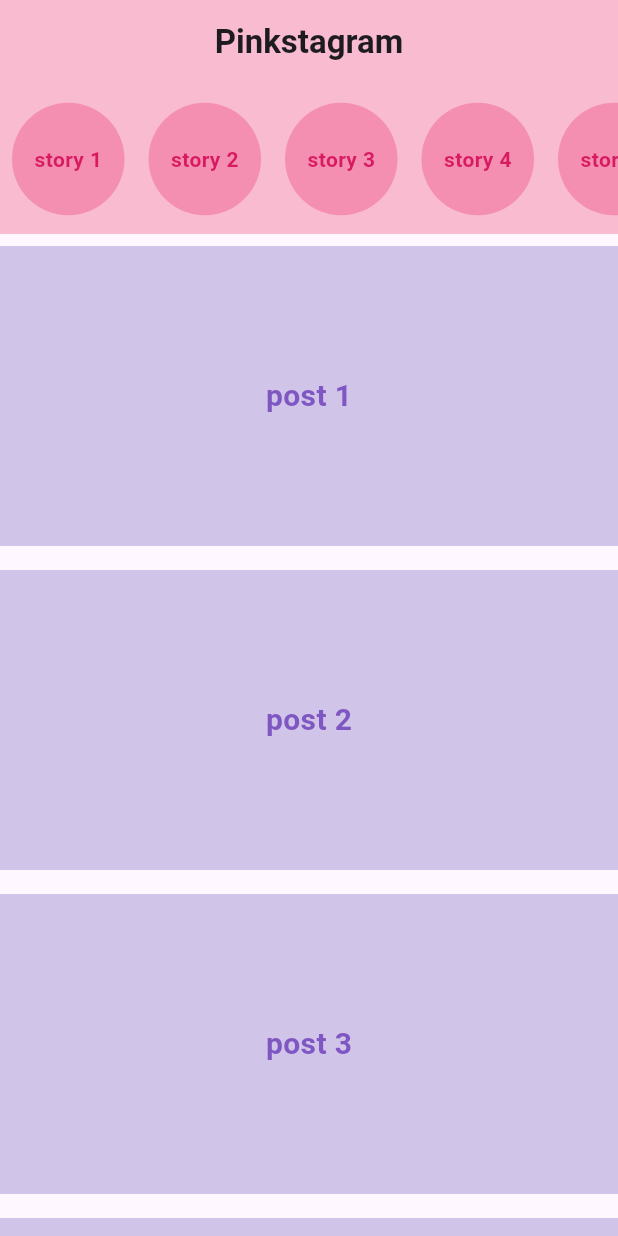
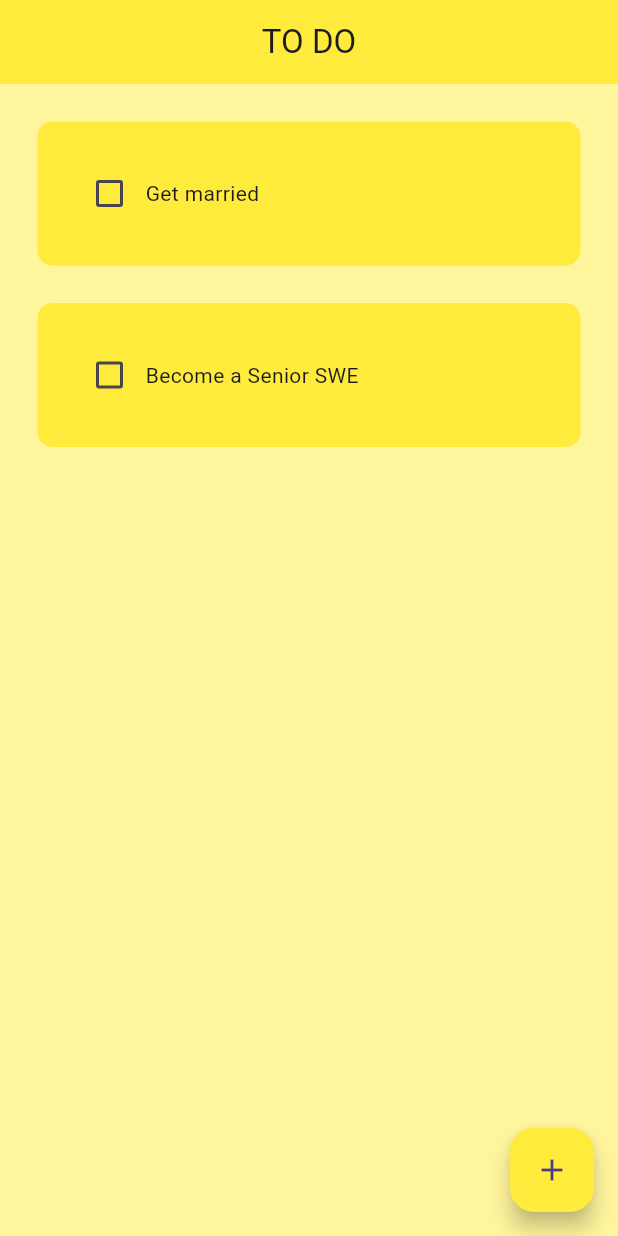
Before and after one commit to redredcodes/yt_tuts, a Flutter app: the screen it shows after launch, on a phone screen of 412 x 824 dp. Run offline on Flutter 3.47's test engine with Material 3 defaults, Android fonts, the phone set to English and light mode, and no system bars; drawn by our look-alikes of flutter_slidable; our stand-ins replace hive_flutter; accounts and stored records are empty.

Commit message:
lfakjdsfl;ja

```diff
--- /dev/null
+++ b/lib/Data/database.dart
@@ -0,0 +1,26 @@
+import 'package:hive_flutter/hive_flutter.dart';
+
+class ToDoDataBase {
+  List toDoList = [];
+
+  // reference our box
+  final _myBox = Hive.box('myBox');
+
+  // run this method if this is the 1st time ever opening this app
+  void createInitialData() {
+    toDoList = [
+      ['Get married', false],
+      ['Become a Senior SWE', false],
+    ];
+  }
+
+  // load the data from the database
+  void loadData() {
+     toDoList = _myBox.get('TODOLIST');
+  }
+
+  // update the database
+  void updateDataBase(){
+    _myBox.put('TODOLIST', toDoList);
+  }
+}
--- a/lib/circle.dart
+++ /dev/null
@@ -1,33 +0,0 @@
-import 'package:flutter/material.dart';
-
-class MyCircle extends StatelessWidget {
-  const MyCircle({super.key, required this.child});
-
-  final String child;
-
-  @override
-  Widget build(BuildContext context) {
-    return Padding(
-      padding: const EdgeInsets.all(8.0),
-      child: Center(
-        child: Container(
-          height: 75,
-          width: 75,
-          decoration: BoxDecoration(
-            color: Colors.pink[200],
-            shape: BoxShape.circle,
-          ),
-          child: Center(
-            child: Text(
-              child,
-              style: TextStyle(
-                  fontWeight: FontWeight.bold,
-                  color: Colors.pink[600]
-              ),
-            ),
-          ),
-        ),
-      ),
-    );
-  }
-}
--- a/lib/home.dart
+++ /dev/null
@@ -1,67 +0,0 @@
-import 'package:flutter/material.dart';
-import 'package:yt_tuts/widgets.dart';
-
-import 'circle.dart';
-
-class Home extends StatelessWidget {
-  const Home({super.key});
-
-  @override
-  Widget build(BuildContext context) {
-    final List _posts = [
-      'post 1',
-      'post 2',
-      'post 3',
-      'post 4',
-      'post 5',
-      'post 6'
-    ];
-    final List _stories = [
-      'story 1',
-      'story 2',
-      'story 3',
-      'story 4',
-      'story 5',
-      'story 6'
-    ];
-
-    return Scaffold(
-        appBar: AppBar(
-          backgroundColor: Colors.pink[100],
-          centerTitle: true,
-          title: const Text('Pinkstagram', style: TextStyle(fontWeight: FontWeight.bold),),
-        ),
-        body: SafeArea(
-          child: Column(
-                children: [
-          /// instagram stories
-          Container(
-            color: Colors.pink[100],
-            height: 100,
-            child: ListView.builder(
-              scrollDirection: Axis.horizontal,
-              itemCount: _stories.length,
-              itemBuilder: (context, index) {
-                return MyCircle(
-                  child: _stories[index] ,
-                );
-              },
-            ),
-          ),
-
-          /// instagram posts
-          Expanded(
-            flex: 4,
-            child: ListView.builder(
-                itemCount: _posts.length,
-                itemBuilder: (context, index) {
-                  return MySquare(
-                    child: _posts[index],
-                  );
-                }),
-          ),
-                ],
-              ),
-        ));
-  }
-}
--- a/lib/main.dart
+++ b/lib/main.dart
@@ -1,18 +1,29 @@
 import 'package:flutter/material.dart';
-import 'package:yt_tuts/home.dart';
+import 'package:hive_flutter/hive_flutter.dart';
+import 'package:yt_tuts/pages/todo_page.dart';
 
-void main(){
-  runApp(const ListViewApp());
+void main() async {
+
+  // init (initialize) the hive
+  Hive.initFlutter();
+
+  // open a box
+  var box = await Hive.openBox('myBox');
+
+  runApp(ToDoApp());
 }
 
-class ListViewApp extends StatelessWidget{
-  const ListViewApp({super.key});
-
+class ToDoApp extends StatelessWidget{
   @override
   Widget build(BuildContext context) {
-   return const MaterialApp(
-     debugShowCheckedModeBanner: false,
-     home: Home(),
-   );
+    return MaterialApp( debugShowCheckedModeBanner: false,
+      home: TodoPage(),
+      theme: ThemeData(
+        primarySwatch: Colors.yellow,
+        floatingActionButtonTheme: FloatingActionButtonThemeData(
+          backgroundColor: Colors.yellow
+        )
+      ),
+    );
   }
 }
--- /dev/null
+++ b/lib/pages/todo_page.dart
@@ -0,0 +1,99 @@
+import 'package:flutter/material.dart';
+import 'package:hive_flutter/hive_flutter.dart';
+import 'package:yt_tuts/Data/database.dart';
+import 'package:yt_tuts/utilities/dialog_box.dart';
+
+import '../utilities/todo_tile.dart';
+
+class TodoPage extends StatefulWidget {
+  const TodoPage({super.key});
+
+  @override
+  State<TodoPage> createState() => _TodoPageState();
+}
+
+class _TodoPageState extends State<TodoPage> {
+  // reference the hive box
+  final _myBox = Hive.box('myBox');
+  ToDoDataBase db = ToDoDataBase();
+
+  @override
+  void initState() {
+    // if this is the first time opening the app, then create default data
+    if (_myBox.get('TODOLIST') == null){
+      db.createInitialData();
+    } else {
+      // there already exists data
+      db.loadData();
+    }
+    super.initState();
+  }
+
+  // controller
+  final _controller = TextEditingController();
+
+
+  // checkbox was tapped
+  void checkBoxChanged(bool? value, int index) {
+    setState(() {
+      db.toDoList[index][1] = !db.toDoList[index][1];
+    });
+    db.updateDataBase();
+  }
+
+  // save new task
+  void saveNewTask(){
+    setState(() {
+      db.toDoList.add([_controller.text, false]);
+    });
+    Navigator.of(context).pop();
+    db.updateDataBase();
+  }
+
+  // create a new task
+  void createNewTask() {
+    showDialog(
+        context: context,
+        builder: (context) {
+          return DialogBox(
+            controller: _controller,
+            onSave: saveNewTask,
+            onCancel: () {Navigator.of(context).pop();},
+          );
+        }
+        );
+  }
+
+  // delete task
+  void deleteTask(int index){
+    setState(() {
+      db.toDoList.removeAt(index);
+    });
+    db.updateDataBase();
+  }
+
+  @override
+  Widget build(BuildContext context) {
+    return Scaffold(
+      backgroundColor: Colors.yellow[200],
+      appBar: AppBar(
+        backgroundColor: Colors.yellow,
+        title: Text('TO DO'),
+        centerTitle: true,
+      ),
+      body: ListView.builder(
+          itemCount: db.toDoList.length,
+          itemBuilder: (context, index) {
+            return TodoTile(
+                taskName: db.toDoList[index][0],
+                taskCompleted: db.toDoList[index][1],
+                onChanged: (value) => checkBoxChanged(value, index),
+              deleteFunction: (context)=> deleteTask(index),);
+          }),
+      floatingActionButton: FloatingActionButton(
+        onPressed: createNewTask,
+        child: const Icon(Icons.add),
+      ),
+    );
+  }
+}
--- /dev/null
+++ b/lib/utilities/todo_tile.dart
@@ -0,0 +1,56 @@
+import 'package:flutter/material.dart';
+import 'package:flutter_slidable/flutter_slidable.dart';
+
+class TodoTile extends StatelessWidget {
+  TodoTile(
+      {super.key,
+      required this.taskName,
+      required this.taskCompleted,
+      required this.onChanged,
+      required this.deleteFunction});
+
+  final taskName;
+  final bool taskCompleted;
+  Function(bool?)? onChanged;
+  Function(BuildContext)? deleteFunction;
+
+  @override
+  Widget build(BuildContext context) {
+    return Padding(
+      padding:  EdgeInsets.only(left: 25, right: 25, top: 25),
+      child: Slidable(
+        endActionPane: ActionPane(
+          motion: const StretchMotion(),
+          children: [
+            SlidableAction(onPressed: deleteFunction,
+              icon: Icons.delete,
+              backgroundColor: Colors.red,
+              borderRadius: BorderRadius.circular(12),
+            ),
+          ]
+        ),
+        child: Container(
+          padding: const EdgeInsets.all(24),
+          decoration: BoxDecoration(
+              color: Colors.yellow, borderRadius: BorderRadius.circular(10)),
+          child: Row(
+            children: [
+              Checkbox(
+                value: taskCompleted,
+                onChanged: onChanged,
+                activeColor: Colors.black,
+              ),
+              Text(
+                taskName,
+                style: TextStyle(
+                    decoration: taskCompleted
+                        ? TextDecoration.lineThrough
+                        : TextDecoration.none),
+              ),
+            ],
+          ),
+        ),
+      ),
+    );
+  }
+}
--- a/lib/widgets.dart
+++ /dev/null
@@ -1,26 +0,0 @@
-import 'package:flutter/material.dart';
-
-class MySquare extends StatelessWidget {
-  const MySquare({super.key, required this.child});
-
-  final String child;
-
-  @override
-  Widget build(BuildContext context) {
-    return Padding(
-      padding: const EdgeInsets.symmetric(vertical: 8),
-      child: Container(
-        height: 200,
-        color: Colors.deepPurple[100],
-        child: Center(
-            child: Text(
-          child,
-          style: TextStyle(
-              fontSize: 20,
-              fontWeight: FontWeight.bold,
-              color: Colors.deepPurple[400]),
-        )),
-      ),
-    );
-  }
-}
--- a/pubspec.yaml
+++ b/pubspec.yaml
@@ -30,15 +30,21 @@ environment:
 dependencies:
   flutter:
     sdk: flutter
+  hive: ^2.2.3
+  hive_flutter: ^1.1.0
+  path_provider: ^2.0.0
 
 
   # The following adds the Cupertino Icons font to your application.
   # Use with the CupertinoIcons class for iOS style icons.
   cupertino_icons: ^1.0.6
+  flutter_slidable: ^3.1.1
 
 dev_dependencies:
   flutter_test:
     sdk: flutter
+  hive_generator: ^1.1.3
+  build_runner: ^2.1.11
 
   # The "flutter_lints" package below contains a set of recommended lints to
   # encourage good coding practices. The lint set provided by the package is
```
Also changed, not shown: lib/utilities/dialog_box.dart (added, +58 -0 lines), lib/utilities/my_button.dart (added, +17 -0 lines), pubspec.lock, 6 other files.
